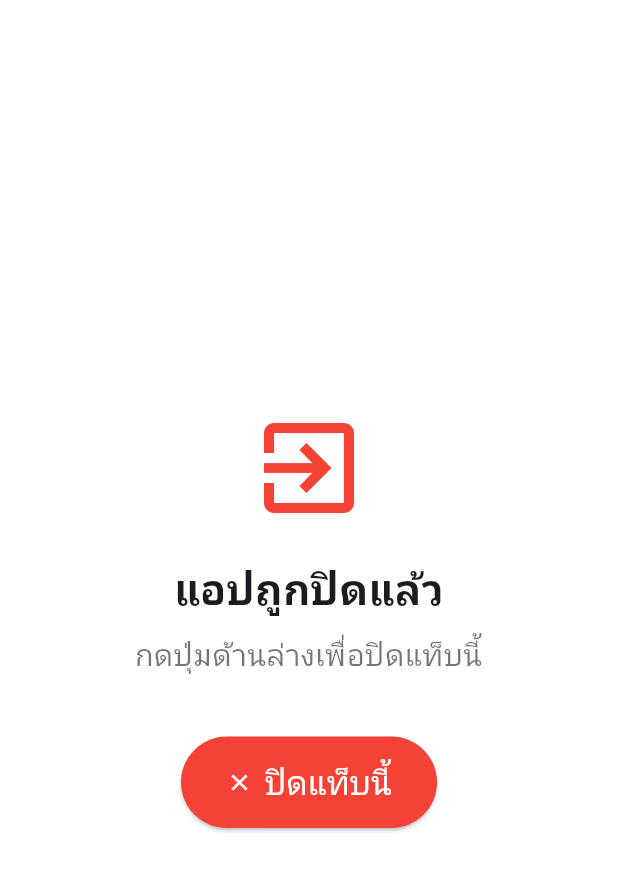
After one commit to kott2556-debug/myqueue, a Flutter app: the ExitScreen screen opened directly, on a phone screen of 412 x 824 dp. The commit adds this screen. Shown: the top 871 px of the screen. Run offline on Flutter 3.47's test engine with Material 3 defaults, Android fonts, the phone set to English and light mode, and no system bars; our stand-ins replace responsive_framework, shared_preferences; missing offline and left inert: dart:html, dart:js; accounts and stored records are empty.

Commit message:
เพิ่มปุ่มออกที่หน้าhome - เพิ่มหน้าปิดแท๊บ  11-12-2568

```diff
--- /dev/null
+++ b/lib/screen/exit_screen.dart
@@ -0,0 +1,66 @@
+import 'package:flutter/material.dart';
+import 'dart:js' as js;
+
+class ExitScreen extends StatelessWidget {
+  const ExitScreen({super.key});
+
+  @override
+  Widget build(BuildContext context) {
+    return Scaffold(
+      backgroundColor: Colors.white,
+      body: Center(
+        child: Padding(
+          padding: const EdgeInsets.all(30.0),
+          child: Column(
+            mainAxisAlignment: MainAxisAlignment.center,
+            children: [
+              Icon(Icons.exit_to_app, size: 80, color: Colors.red),
+              SizedBox(height: 20),
+              Text(
+                "แอปถูกปิดแล้ว",
+                style: TextStyle(
+                  fontSize: 28,
+                  fontWeight: FontWeight.bold,
+                ),
+              ),
+              SizedBox(height: 10),
+              Text(
+                "กดปุ่มด้านล่างเพื่อปิดแท็บนี้",
+                textAlign: TextAlign.center,
+                style: TextStyle(
+                  fontSize: 20,
+                  color: Colors.black54,
+                ),
+              ),
+              SizedBox(height: 40),
+
+              // ปุ่ม X กดแล้วพยายามปิดแท็บ
+              ElevatedButton.icon(
+                style: ElevatedButton.styleFrom(
+                  backgroundColor: Colors.red,
+                  foregroundColor: Colors.white,
+                  padding: EdgeInsets.symmetric(
+                    horizontal: 30,
+                    vertical: 15,
+                  ),
+                ),
+                icon: Icon(Icons.close),
+                label: Text(
+                  "ปิดแท็บนี้",
+                  style: TextStyle(fontSize: 22),
+                ),
+                onPressed: () {
+                  // พยายามปิดแท็บ
+                  js.context.callMethod("close");
+
+                  // ถ้าปิดไม่ได้ → กลับไปหน้าว่างแทน
+                  Navigator.pop(context);
+                },
+              ),
+            ],
+          ),
+        ),
+      ),
+    );
+  }
+}
```
Also changed, not shown: lib/screen/home.dart (+84 -5 lines).
